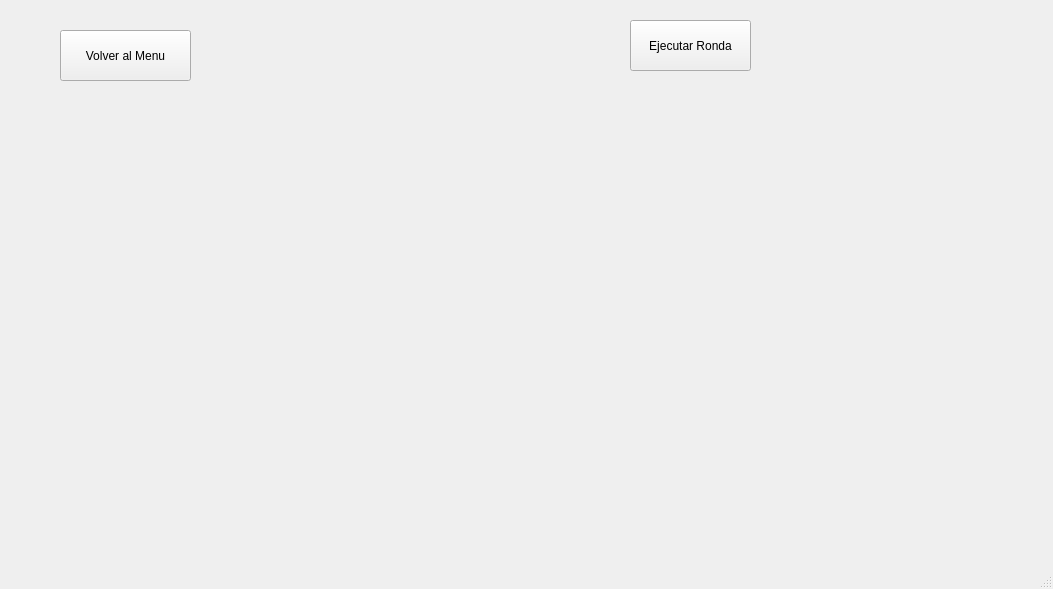
gaabi-26/tp1-poo-juego, file mainwindow.ui: the form before one commit.
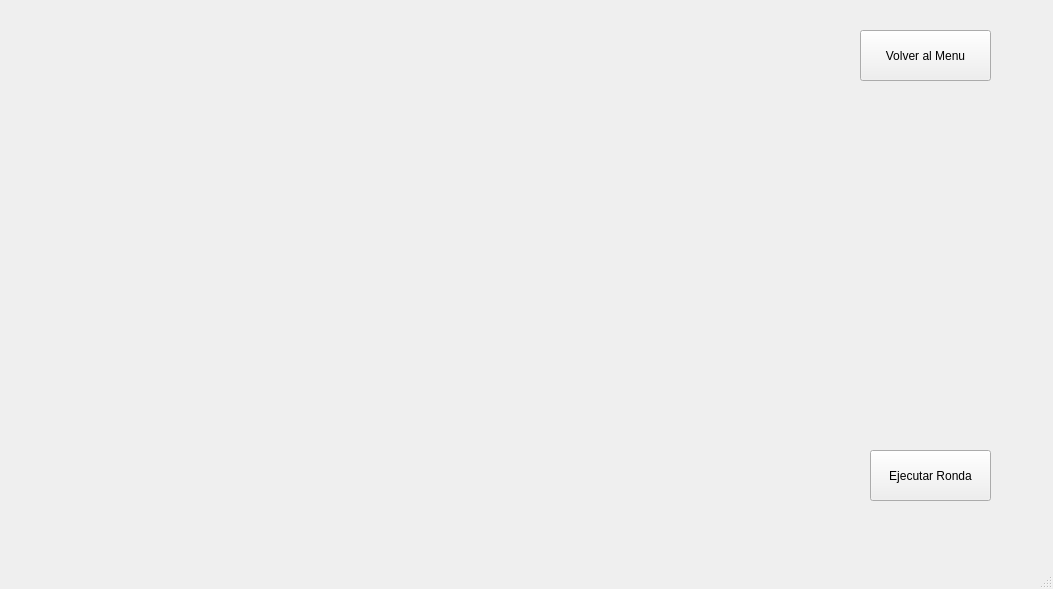
The form after the commit.

Commit message: Interfaz de cartas IA, y correccion de cartas muertas

What changed in the file:
```diff
--- a/mainwindow.ui
+++ b/mainwindow.ui
@@ -28,8 +28,8 @@
    <widget class="QPushButton" name="btnRonda">
     <property name="geometry">
      <rect>
-      <x>630</x>
-      <y>20</y>
+      <x>870</x>
+      <y>450</y>
       <width>121</width>
       <height>51</height>
      </rect>
@@ -41,7 +41,7 @@
    <widget class="QPushButton" name="btnVolverMenu">
     <property name="geometry">
      <rect>
-      <x>60</x>
+      <x>860</x>
       <y>30</y>
       <width>131</width>
       <height>51</height>
@@ -51,6 +51,16 @@
      <string>Volver al Menu</string>
     </property>
    </widget>
+   <widget class="QWidget" name="widgetCartasIA" native="true">
+    <property name="geometry">
+     <rect>
+      <x>10</x>
+      <y>0</y>
+      <width>771</width>
+      <height>191</height>
+     </rect>
+    </property>
+   </widget>
   </widget>
   <widget class="QMenuBar" name="menubar">
    <property name="geometry">
```
Left out of the diff: 2 changed lines with no effect on the pictures. The commit also changes 5 other files.
